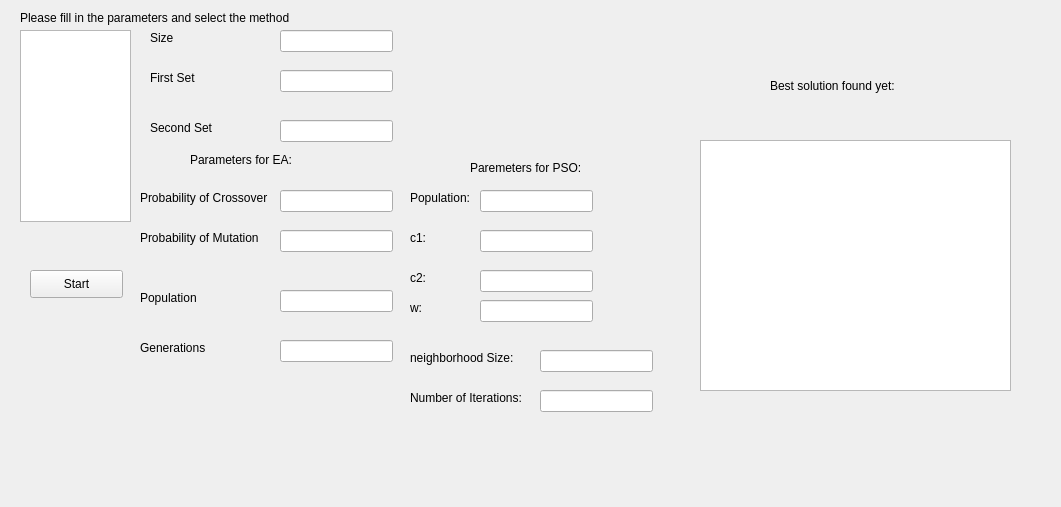
Old version of the form View/eulerSquare.UI in the repository melingus99/UbbAi2020.
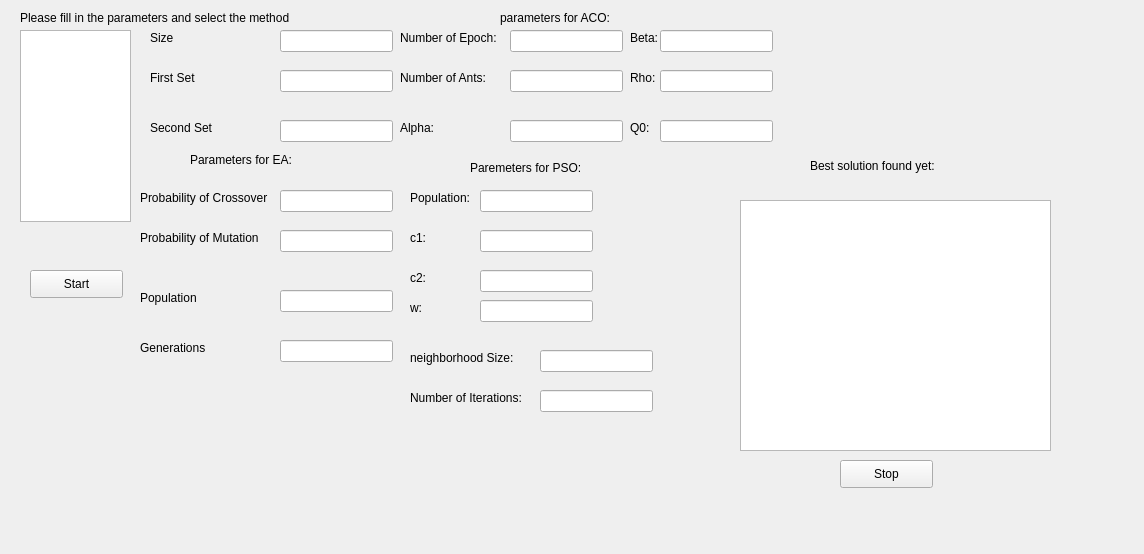
New version of the form.

Patch:
```diff
--- a/View/eulerSquare.UI
+++ b/View/eulerSquare.UI
@@ -6,8 +6,8 @@
    <rect>
     <x>0</x>
     <y>0</y>
-    <width>1061</width>
-    <height>507</height>
+    <width>1144</width>
+    <height>554</height>
    </rect>
   </property>
   <property name="windowTitle">
@@ -226,8 +226,8 @@
   <widget class="QListView" name="bestSolutionView">
    <property name="geometry">
     <rect>
-     <x>700</x>
-     <y>140</y>
+     <x>740</x>
+     <y>200</y>
      <width>311</width>
      <height>251</height>
     </rect>
@@ -236,8 +236,8 @@
   <widget class="QLabel" name="bestSolutionLabel">
    <property name="geometry">
     <rect>
-     <x>770</x>
-     <y>70</y>
+     <x>810</x>
+     <y>150</y>
      <width>161</width>
      <height>31</height>
     </rect>
@@ -397,6 +397,170 @@
     </rect>
    </property>
   </widget>
+  <widget class="QPushButton" name="stopButton">
+   <property name="geometry">
+    <rect>
+     <x>840</x>
+     <y>460</y>
+     <width>93</width>
+     <height>28</height>
+    </rect>
+   </property>
+   <property name="text">
+    <string>Stop</string>
+   </property>
+  </widget>
+  <widget class="QLabel" name="AcoLabel">
+   <property name="geometry">
+    <rect>
+     <x>500</x>
+     <y>10</y>
+     <width>131</width>
+     <height>16</height>
+    </rect>
+   </property>
+   <property name="text">
+    <string>parameters for ACO:</string>
+   </property>
+  </widget>
+  <widget class="QLabel" name="NoEpoch">
+   <property name="geometry">
+    <rect>
+     <x>400</x>
+     <y>30</y>
+     <width>111</width>
+     <height>16</height>
+    </rect>
+   </property>
+   <property name="text">
+    <string>Number of Epoch:</string>
+   </property>
+  </widget>
+  <widget class="QLabel" name="AntLabel">
+   <property name="geometry">
+    <rect>
+     <x>400</x>
+     <y>70</y>
+     <width>101</width>
+     <height>16</height>
+    </rect>
+   </property>
+   <property name="text">
+    <string>Number of Ants:</string>
+   </property>
+  </widget>
+  <widget class="QLabel" name="alphaLabel">
+   <property name="geometry">
+    <rect>
+     <x>400</x>
+     <y>120</y>
+     <width>55</width>
+     <height>16</height>
+    </rect>
+   </property>
+   <property name="text">
+    <string>Alpha:</string>
+   </property>
+  </widget>
+  <widget class="QLabel" name="betaLabel">
+   <property name="geometry">
+    <rect>
+     <x>630</x>
+     <y>30</y>
+     <width>31</width>
+     <height>16</height>
+    </rect>
+   </property>
+   <property name="text">
+    <string>Beta:</string>
+   </property>
+  </widget>
+  <widget class="QLabel" name="rhoLabel">
+   <property name="geometry">
+    <rect>
+     <x>630</x>
+     <y>70</y>
+     <width>31</width>
+     <height>16</height>
+    </rect>
+   </property>
+   <property name="text">
+    <string>Rho:</string>
+   </property>
+  </widget>
+  <widget class="QLabel" name="q0Label">
+   <property name="geometry">
+    <rect>
+     <x>630</x>
+     <y>120</y>
+     <width>21</width>
+     <height>16</height>
+    </rect>
+   </property>
+   <property name="text">
+    <string>Q0:</string>
+   </property>
+  </widget>
+  <widget class="QLineEdit" name="NoEpochEdit">
+   <property name="geometry">
+    <rect>
+     <x>510</x>
+     <y>30</y>
+     <width>113</width>
+     <height>22</height>
+    </rect>
+   </property>
+  </widget>
+  <widget class="QLineEdit" name="NoAntsEdit">
+   <property name="geometry">
+    <rect>
+     <x>510</x>
+     <y>70</y>
+     <width>113</width>
+     <height>22</height>
+    </rect>
+   </property>
+  </widget>
+  <widget class="QLineEdit" name="alphaEdit">
+   <property name="geometry">
+    <rect>
+     <x>510</x>
+     <y>120</y>
+     <width>113</width>
+     <height>22</height>
+    </rect>
+   </property>
+  </widget>
+  <widget class="QLineEdit" name="betaEdit">
+   <property name="geometry">
+    <rect>
+     <x>660</x>
+     <y>30</y>
+     <width>113</width>
+     <height>22</height>
+    </rect>
+   </property>
+  </widget>
+  <widget class="QLineEdit" name="rhoEdit">
+   <property name="geometry">
+    <rect>
+     <x>660</x>
+     <y>70</y>
+     <width>113</width>
+     <height>22</height>
+    </rect>
+   </property>
+  </widget>
+  <widget class="QLineEdit" name="q0Edit">
+   <property name="geometry">
+    <rect>
+     <x>660</x>
+     <y>120</y>
+     <width>113</width>
+     <height>22</height>
+    </rect>
+   </property>
+  </widget>
  </widget>
  <resources/>
  <connections/>
```
